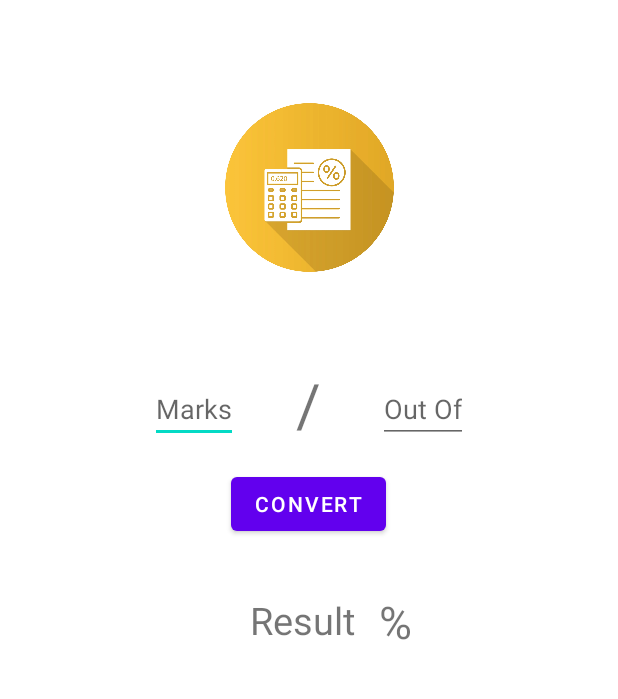
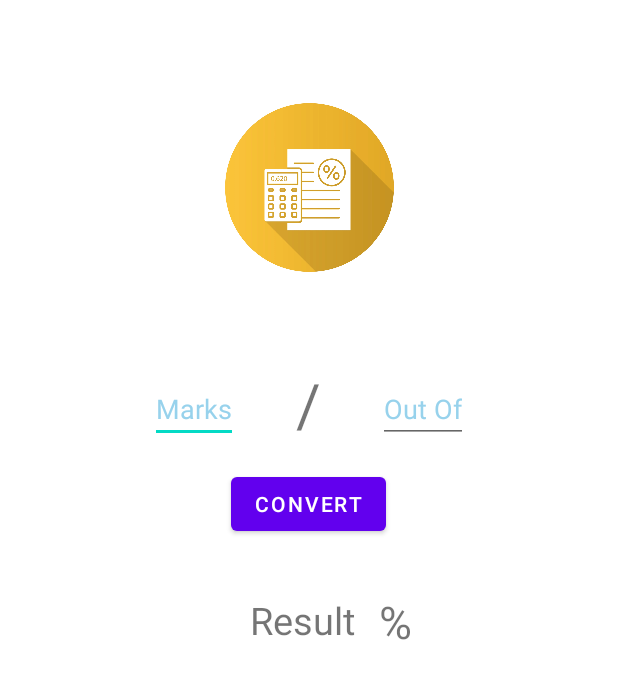
Before and after one commit to AtharvaKher1596/percentageConverter, an Android app: the screen it shows after launch (MainActivity), on a phone screen of 412 x 824 dp, the part 148-847 px from its top. Run offline under Robolectric (Android 15) with nearby library versions, the phone set to English and light mode, and no system bars.

Commit message:
Added hint color

```diff
--- a/app/src/main/res/layout/activity_main.xml
+++ b/app/src/main/res/layout/activity_main.xml
@@ -38,6 +38,7 @@
         android:layout_marginTop="50dp"
         android:hint="@string/marks"
         android:autofillHints=""
+        android:textColorHint="#97D2EC"
         android:inputType="number"
         app:layout_constraintStart_toStartOf="parent"
         app:layout_constraintTop_toBottomOf="@+id/imageView" />
@@ -49,6 +50,7 @@
         android:layout_marginTop="50dp"
         android:layout_marginEnd="100dp"
         android:hint="@string/out_of"
+        android:textColorHint="#97D2EC"
         android:inputType="number"
         android:autofillHints=""
         app:layout_constraintEnd_toEndOf="parent"
```
